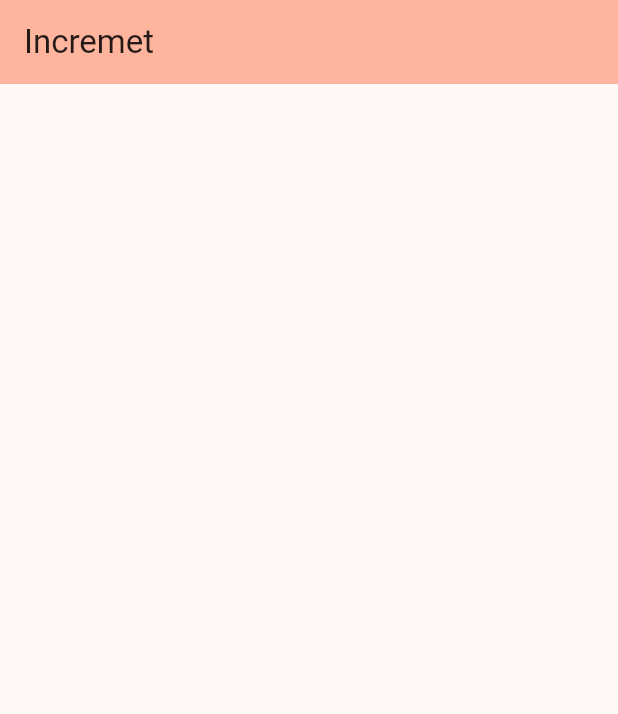
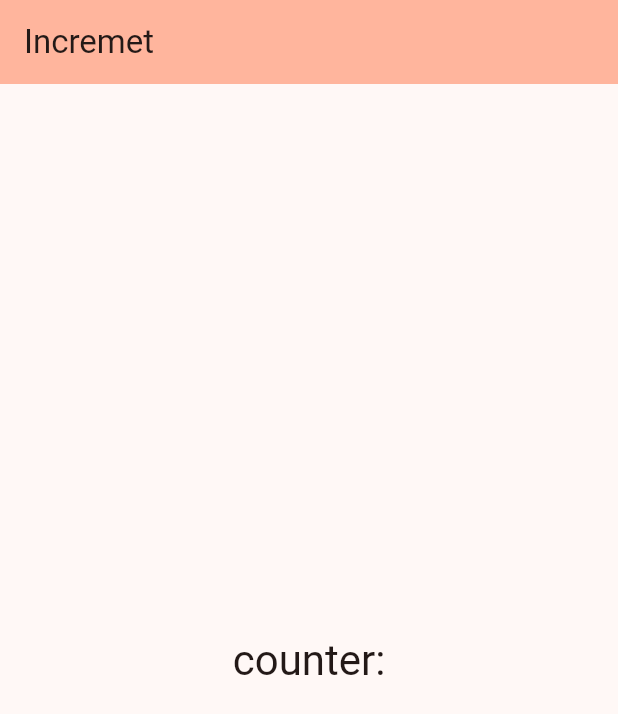
Before and after one commit to ArkashaEsipov/IT2202__Esipov, a Flutter app: the screen it shows after launch, on a phone screen of 412 x 824 dp. Shown: the top 714 px of the screen. Run offline on Flutter 3.47's test engine with Material 3 defaults, Android fonts, the phone set to English and light mode, and no system bars.

Commit message:
add: Text "counter"

```diff
--- a/Lab3/inkrement/lib/main.dart
+++ b/Lab3/inkrement/lib/main.dart
@@ -67,6 +67,17 @@ class _MyHomePageState extends State<MyHomePage> {
 
         child: Column(
 
+          mainAxisAlignment: MainAxisAlignment.center,
+          children: [
+            Row(
+              mainAxisAlignment: MainAxisAlignment.center,
+              children: [
+            Text('counter:',
+            style: Theme.of(context).textTheme.headlineMedium,),
+
+              ]
+            )
+          ]
         ),
       ),
 
```
